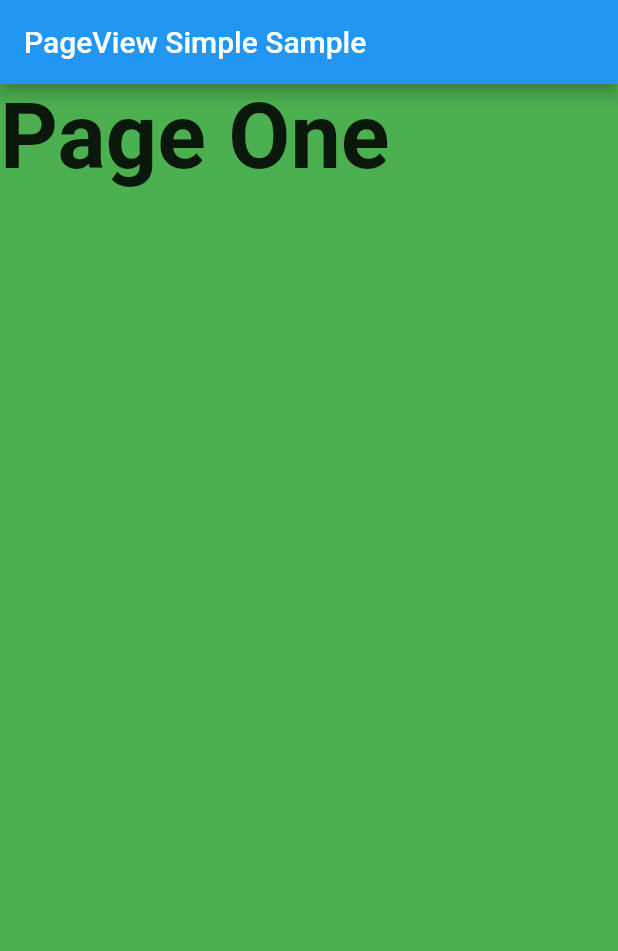
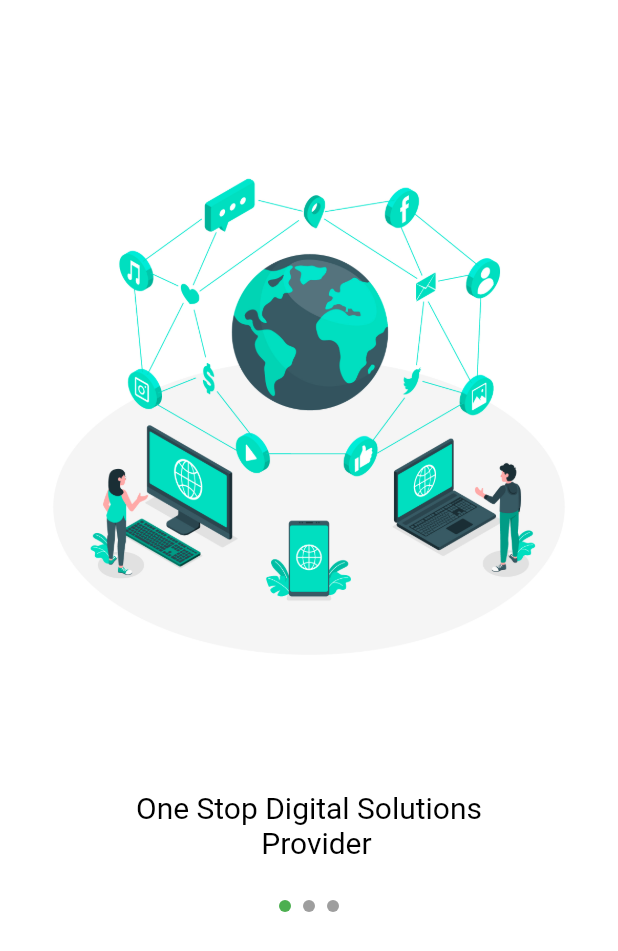
Before and after one commit to royalhacks01/FlutterDesign, a Flutter app: the screen it shows after launch, on a phone screen of 412 x 824 dp. Shown: the top 951 px of the screen. Run offline on Flutter 3.47's test engine with Material 2 defaults, Android fonts, the light colour scheme and no system bars; drawn by our look-alikes of smooth_page_indicator; Roboto replaces fonts that are missing (Allison).

Commit message:
git commit

```diff
--- a/lib/App/Design/design6.dart
+++ b/lib/App/Design/design6.dart
@@ -1,55 +1,128 @@
 import 'package:flutter/material.dart';
+import 'package:smooth_page_indicator/smooth_page_indicator.dart';
 
 class design6 extends StatelessWidget {
-  const design6({Key? key}) : super(key: key);
+   design6({Key? key}) : super(key: key);
 
   static const String _title = 'PageView Simple Sample';
+  final controller = PageController();
+  final dataString = '''One Stop Digital Solutions
+  Provider''';
 
   @override
   Widget build(BuildContext context) {
     return Scaffold(
-      appBar: AppBar(
-        title: const Text('PageView Simple Sample'),
-      ),
       body: Container(
-        child: PageView(
-          scrollDirection: Axis.horizontal,
-          children: <Widget>[
-            Container(
-              color: Colors.green,
-              child: const Text(
-                'Page One',
-                style: TextStyle(
-                  fontFamily: 'Allison',
-                  fontSize: 60,
-                  fontWeight: FontWeight.bold,
-                ),
+        color: Colors.white,
+        child: Column(
+          children: [
+            SizedBox(
+              height: 600,
+              child: PageView(
+                controller: controller,
+                scrollDirection: Axis.horizontal,
+                children: <Widget>[
+                  Container(
+                    color: Colors.white,
+                    child: Column(
+                      mainAxisAlignment: MainAxisAlignment.center,
+                      crossAxisAlignment: CrossAxisAlignment.center,
+                      children: [
+                        Container(
+                          height: 500,
+                          width: 350,
+                          decoration: BoxDecoration(
+                            image: DecorationImage(
+                              image: AssetImage(
+                                  'assets/Image/slide1.jpg'),
+                              fit: BoxFit.contain,
+                            ),
+                            /*shape: BoxShape.circle,*/
+                          ),
+                        ),
+                        Text(dataString,
+                        textAlign: TextAlign.center,
+                        style: TextStyle(
+                          fontSize: 20,
+                          color: Colors.black,
+                        ),
+                        ),
+                      ],
+                    ),
+                  ),
+                  Container(
+                    color: Colors.white,
+                    child: Column(
+                      mainAxisAlignment: MainAxisAlignment.center,
+                      crossAxisAlignment: CrossAxisAlignment.center,
+                      children: [
+                        Container(
+                          height: 500,
+                          width: 350,
+                          decoration: BoxDecoration(
+                            image: DecorationImage(
+                              image: AssetImage(
+                                  'assets/Image/slide2.jpg'),
+                              fit: BoxFit.contain,
+                            ),
+                            /*shape: BoxShape.circle,*/
+                          ),
+                        ),
+                        Text(dataString,
+                          textAlign: TextAlign.center,
+                          style: TextStyle(
+                            fontSize: 20,
+                            color: Colors.black,
+                          ),
+                        ),
+                      ],
+                    ),
+                  ),
+                  Container(
+                    color: Colors.white,
+                    child: Column(
+                      mainAxisAlignment: MainAxisAlignment.center,
+                      crossAxisAlignment: CrossAxisAlignment.center,
+                      children: [
+                        Container(
+                          height: 500,
+                          width: 350,
+                          decoration: BoxDecoration(
+                            image: DecorationImage(
+                              image: AssetImage(
+                                  'assets/Image/slide3.jpg'),
+                              fit: BoxFit.contain,
+                            ),
+                            /*shape: BoxShape.circle,*/
+                          ),
+                        ),
+                        Text(dataString,
+                          textAlign: TextAlign.center,
+                          style: TextStyle(
+                            fontSize: 20,
+                            color: Colors.black,
+                          ),
+                        ),
+                      ],
+                    ),
+                  ),
+                ],
               ),
             ),
-            Container(
-              color: Colors.yellow,
-              child: const Text(
-                'Page Two',
-                style: TextStyle(
-                  fontFamily: 'Allison',
-                  fontSize: 60,
-                  fontWeight: FontWeight.bold,
-                ),
-              ),
-            ),
-            Container(
-              color: Colors.deepPurple,
-              child: const Text(
-                'Page Three',
-                style: TextStyle(
-                  fontFamily: 'Allison',
-                  fontSize: 60,
-                  fontWeight: FontWeight.bold,
-                ),
+            SmoothPageIndicator(
+              controller: controller,
+              count: 3,
+              effect: SlideEffect(
+                radius: 8.0,
+                dotWidth: 8.0,
+                dotHeight: 8.0,
+                dotColor: Colors.grey,
+                activeDotColor: Colors.green,
               ),
             ),
           ],
         ),
+
       ),
     );
   }
```
Also changed, not shown: pubspec.yaml (+7 -0 lines), assets/Image/slide1.jpg (added), assets/Image/slide2.jpg (added), assets/Image/slide3.jpg (added), pubspec.lock.
